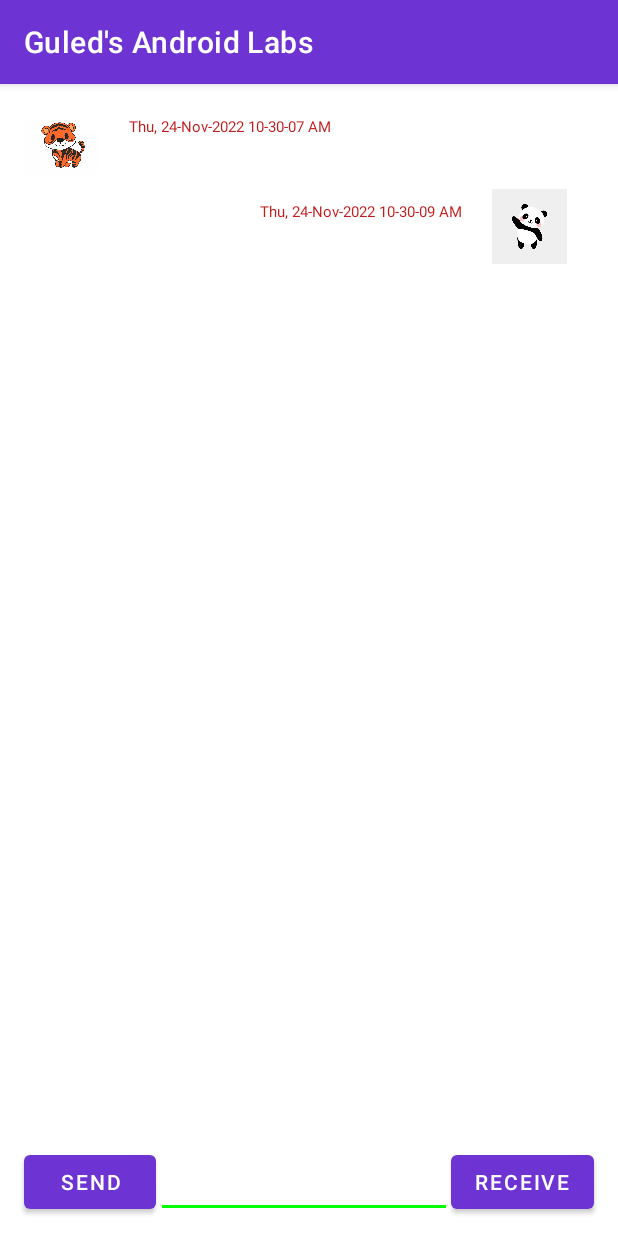
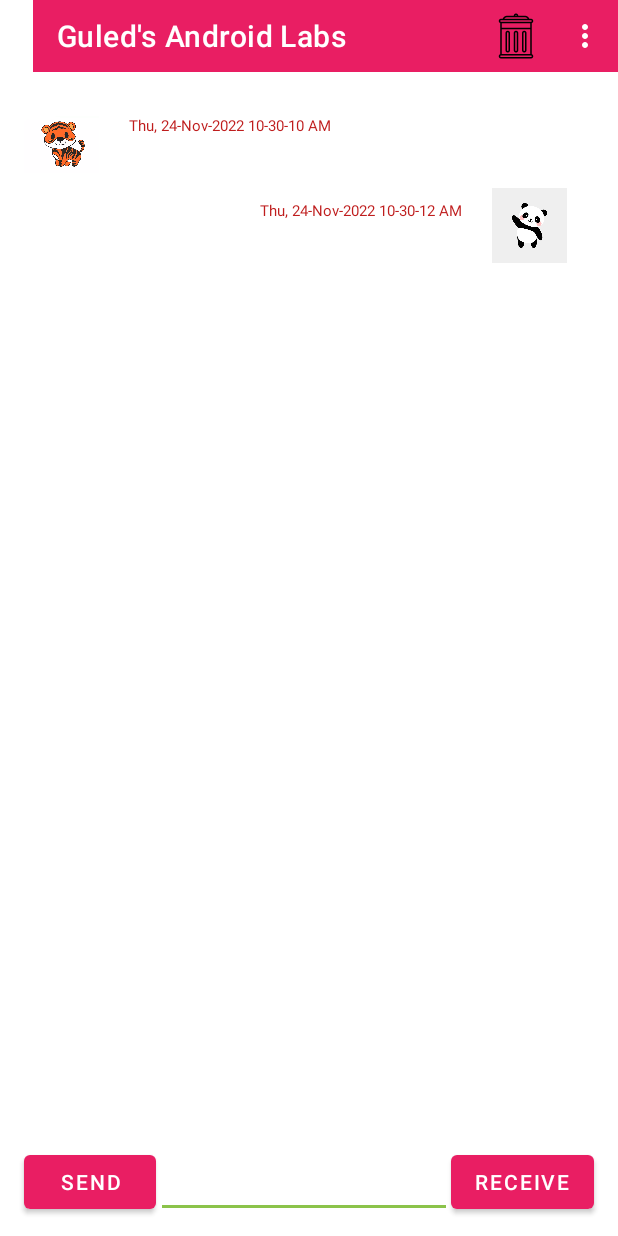
Before and after one commit to Nur00076/Guleds_Android_Labs, an Android app: the screen it shows after launch (ChatRoom), after a tap on "RECEIVE", on a phone screen of 412 x 824 dp. Run offline under Robolectric (Android 15) with nearby library versions, the phone set to English and light mode, and no system bars; our stand-ins replace Room's generated code; 1 other tap on this screen came first.

Commit message:
16th commit: Finished lab9

```diff
--- a/app/src/main/java/algonquin/cst2335/nur00076/ChatRoom.java
+++ b/app/src/main/java/algonquin/cst2335/nur00076/ChatRoom.java
@@ -9,9 +9,12 @@ import androidx.recyclerview.widget.RecyclerView;
 import androidx.room.Room;
 
 import android.os.Bundle;
+import android.view.Menu;
+import android.view.MenuItem;
 import android.view.View;
 import android.view.ViewGroup;
 import android.widget.TextView;
+import android.widget.Toast;
 
 import com.google.android.material.snackbar.Snackbar;
 
@@ -31,26 +34,81 @@ import data.ChatMessageDao;
 import data.ChatRoomViewModel;
 import data.MessageDatabase;
 import data.MessageDetailsFragment;
-
 public class ChatRoom extends AppCompatActivity {
 
     private ActivityChatRoomBinding binding;
     private RecyclerView.Adapter<MyRowHolder> myAdapter;
     ArrayList<ChatMessage> messages;
     ChatRoomViewModel chatModel;
+    ChatMessageDao mDAO;
+    int position;
+
+    @Override
+    public boolean onOptionsItemSelected(@NonNull MenuItem item) {
+        TextView messageText;
+
+        messageText = binding.recycleView.findViewById(R.id.messageText);
+
+        switch(item.getItemId())
+        {
+            case R.id.item_1:
+                AlertDialog.Builder builder = new AlertDialog.Builder(ChatRoom.this);
+                ChatMessage m = messages.get(position);
+                builder.setMessage("Do you want to delete the message: " + m)
+                        .setTitle("Question:")
+                        .setPositiveButton("Yes", (dialog, cl) -> {
+
+                            Snackbar.make(messageText, "You deleted message #" + position, Snackbar.LENGTH_LONG)
+                                    .setAction("Undo", clik ->{
+                                        Executor thread = Executors.newSingleThreadExecutor();
+                                        thread.execute(() -> {
+                                            mDAO.insertMessage(m);
+                                        });
+                                        chatModel.messages.getValue().add(m);
+                                        myAdapter.notifyItemInserted(position);
+                                    })
+                                    .show();
+                            Executor thread = Executors.newSingleThreadExecutor();
+                            thread.execute(() -> {
+                                mDAO.deleteMessage(m);
+                            });
+                            myAdapter.notifyItemRemoved(position);
+                            chatModel.messages.getValue().remove(position);
+                        })
+                        .setNegativeButton("No", (dialog, cl) -> { })
+                        .create()
+                        .show();
+                break;
+
+            case R.id.item_2:
+                Toast.makeText(this,"Version 1.0, created by Guled Nur", Toast.LENGTH_SHORT).show();
+                break;
+
+
+
+        }
+        return true;
+    }
+
+    @Override
+    public boolean onCreateOptionsMenu(@NonNull Menu menu) {
+        super.onCreateOptionsMenu(menu);
+        getMenuInflater().inflate(R.menu.my_menu, menu);
+        return true;
+    }
 
     @Override
     protected void onCreate(Bundle savedInstanceState) {
-
         super.onCreate(savedInstanceState);
-        binding = ActivityChatRoomBinding.inflate((getLayoutInflater()));
+        binding = ActivityChatRoomBinding.inflate(getLayoutInflater());
         setContentView(binding.getRoot());
+        setSupportActionBar(binding.myToolbar);
 
         chatModel = new ViewModelProvider(this).get(ChatRoomViewModel.class);
         messages = chatModel.messages.getValue();
 
-        MessageDatabase db = Room.databaseBuilder(getApplicationContext(), MessageDatabase.class, "database-name").build();
-        ChatMessageDao mDAO = db.cmDAO();
+        MessageDatabase db = Room.databaseBuilder(getApplicationContext(), MessageDatabase.class, "MessageDatabase").build();
+        mDAO = db.cmDAO();
 
         if (messages == null) {
             chatModel.messages.postValue(messages = new ArrayList<ChatMessage>());
@@ -62,18 +120,17 @@ public class ChatRoom extends AppCompatActivity {
             });
         }
 
-        binding.recycleView.setAdapter(myAdapter = new RecyclerView.Adapter<MyRowHolder>() {
+        myAdapter = new RecyclerView.Adapter<MyRowHolder>() {
             @NonNull
             @Override
             public MyRowHolder onCreateViewHolder(@NonNull ViewGroup parent, int viewType) {
                 if (viewType == 0) {
-                    SentMessageBinding sendBinding = SentMessageBinding.inflate(getLayoutInflater(),parent, false);
+                    SentMessageBinding sendBinding = SentMessageBinding.inflate(getLayoutInflater(), parent, false);
                     return new MyRowHolder(sendBinding.getRoot());
                 } else {
                     ActivityReceiveMessageBinding receiveBinding = ActivityReceiveMessageBinding.inflate(getLayoutInflater(), parent, false);
                     return new MyRowHolder(receiveBinding.getRoot());
                 }
-
             }
 
             @Override
@@ -93,18 +150,17 @@ public class ChatRoom extends AppCompatActivity {
 
             @Override
             public int getItemViewType(int position) {
-                if (messages.get(position).isSentButton() == true) {
+                if (messages.get(position).isSentButton()) {
                     return 0;
                 } else {
                     return 1;
                 }
 
             }
-        });
+        };
 
-        chatModel.selectedMessage.observe(this, (newValue) -> {
-            MessageDetailsFragment chatFragment = new MessageDetailsFragment(newValue);
-
+        chatModel.selectedMessage.observe(this, (newMessageValue) -> {
+            MessageDetailsFragment chatFragment = new MessageDetailsFragment(newMessageValue);
             getSupportFragmentManager()
                     .beginTransaction()
                     .addToBackStack("")
@@ -137,7 +193,6 @@ public class ChatRoom extends AppCompatActivity {
             newMessage2.setTimeSent(currentDateandTime);
             newMessage2.setSentButton(false);
             messages.add(newMessage2);
-
             Executor thread = Executors.newSingleThreadExecutor();
             thread.execute(() -> {
                 newMessage2.setId((int) mDAO.insertMessage(newMessage2));
@@ -145,49 +200,52 @@ public class ChatRoom extends AppCompatActivity {
             myAdapter.notifyItemInserted(messages.size() - 1);
             binding.textInput.setText("");
         });
+        binding.recycleView.setLayoutManager(new LinearLayoutManager(this));
 
-        binding.recycleView.setLayoutManager(new LinearLayoutManager(this));
+    }
 
 
 
-
-    }
     class MyRowHolder extends RecyclerView.ViewHolder {
         TextView messageText;
         TextView timeText;
-        // MessageDatabase db = Room.databaseBuilder(getApplicationContext(), MessageDatabase.class, "database-name").build();
-        //ChatMessageDao mDAO = db.cmDAO();
 
         public MyRowHolder(@NonNull View itemView) {
             super(itemView);
 
-            itemView.setOnClickListener(click ->{
-                int position =  getAdapterPosition();
-                ChatMessage selected = messages.get(position);
-
-                chatModel.selectedMessage.postValue(selected);
-                /*
-                AlertDialog.Builder builder = new AlertDialog.Builder( ChatRoom.this );
-                builder.setMessage("Do you want to delete the message: " +messageText.getText());
-                builder.setTitle("Question: ");
-                builder.setNegativeButton("No", ((dialog, cl) -> {}));
-                builder.setPositiveButton("Yes", ((dialog, cl) -> {
-                    ChatMessage removedMessage = messages.get(position);
-                   // mDAO.deleteMessage(m);
-                    messages.remove(position);
-                    myAdapter.notifyItemRemoved(position);
-                    Snackbar.make(messageText, "You deleted message #" + position, Snackbar.LENGTH_LONG)
-                            .setAction("Undo", clk -> {
-                                messages.add(position, removedMessage);
-                                myAdapter.notifyItemInserted(position);
-                            })
-                            .show();
-                }))
-                        .create().show();*/
-
+            itemView.setOnClickListener(clk -> {
+                position = getAdapterPosition();
+                ChatMessage seleted = messages.get(position);
+                chatModel.selectedMessage.postValue(seleted);
+//                AlertDialog.Builder builder = new AlertDialog.Builder(ChatRoom.this);
+//                builder.setMessage("Do you want to delete the message: " + messageText.getText())
+//                    .setTitle("Question:")
+//                    .setPositiveButton("Yes", (dialog, cl) -> {
+//                        ChatMessage m = messages.get(position);
+//                        Snackbar.make(messageText, "You deleted message #" + position, Snackbar.LENGTH_LONG)
+//                                .setAction("Undo", clik ->{
+//                                    Executor thread = Executors.newSingleThreadExecutor();
+//                                    thread.execute(() -> {
+//                                        mDAO.insertMessage(m);
+//                                    });
+//                                    chatModel.messages.getValue().add(m);
+//                                    myAdapter.notifyItemInserted(position);
+//                                })
+//                                .show();
+//                        Executor thread = Executors.newSingleThreadExecutor();
+//                        thread.execute(() -> {
+//                            mDAO.deleteMessage(m);
+//                        });
+//                        myAdapter.notifyItemRemoved(position);
+//                        chatModel.messages.getValue().remove(position);
+//                    })
+//                    .setNegativeButton("No", (dialog, cl) -> { })
+//                    .create()
+//                    .show();
             });
             messageText = itemView.findViewById(R.id.messageText);
             timeText = itemView.findViewById(R.id.timeText);
+
         }
     }
 
--- a/app/src/main/res/layout/activity_chat_room.xml
+++ b/app/src/main/res/layout/activity_chat_room.xml
@@ -3,6 +3,7 @@
     xmlns:android="http://schemas.android.com/apk/res/android"
     xmlns:app="http://schemas.android.com/apk/res-auto"
     xmlns:tools="http://schemas.android.com/tools"
+    android:background="@color/white"
     android:layout_width="match_parent"
     android:layout_height="match_parent"
     tools:context=".ChatRoom">
@@ -55,12 +56,24 @@
                 android:id="@+id/recycleView"
                 android:layout_width="0dp"
                 android:layout_height="0dp"
+                android:layout_marginTop="55dp"
                 app:layout_constraintBottom_toTopOf="@+id/sendButton"
                 app:layout_constraintEnd_toEndOf="parent"
                 app:layout_constraintStart_toStartOf="parent"
                 app:layout_constraintTop_toTopOf="parent" />
 
+            <androidx.appcompat.widget.Toolbar
+                android:id="@+id/myToolbar"
+                android:layout_width="390dp"
+                android:layout_height="48dp"
+                android:background="?attr/colorPrimary"
+                android:minHeight="?attr/actionBarSize"
+                android:theme="?attr/actionBarTheme"
+                app:layout_constraintEnd_toEndOf="parent"
+                app:layout_constraintTop_toTopOf="parent" />
 
         </androidx.constraintlayout.widget.ConstraintLayout>
     </FrameLayout>
+
+
 </LinearLayout>
--- /dev/null
+++ b/app/src/main/res/menu/my_menu.xml
@@ -0,0 +1,16 @@
+<?xml version="1.0" encoding="utf-8"?>
+<menu xmlns:app="http://schemas.android.com/apk/res-auto"
+    xmlns:android="http://schemas.android.com/apk/res/android">
+
+    <item
+        android:id="@+id/item_1"
+        android:icon="@drawable/delete"
+        android:title="Delete this item"
+        app:showAsAction="always" />
+
+    <item
+        android:id="@+id/item_2"
+
+        android:title="About"
+        app:showAsAction="never" />
+</menu>
--- a/app/src/main/res/values/themes.xml
+++ b/app/src/main/res/values/themes.xml
@@ -2,16 +2,19 @@
     <!-- Base application theme. -->
     <style name="Theme.GuledsAndroidLabs" parent="Theme.MaterialComponents.DayNight.DarkActionBar">
         <!-- Primary brand color. -->
-        <item name="colorPrimary">@color/my_primary</item>
+        <item name="colorPrimary">#E91E63</item>
         <item name="colorPrimaryVariant">@color/purple_700</item>
         <item name="colorOnPrimary">@color/white</item>
         <!-- Secondary brand color. -->
-        <item name="colorSecondary">@color/my_secondary</item>
+        <item name="colorSecondary">#8BC34A</item>
         <item name="colorSecondaryVariant">@color/teal_700</item>
         <item name="colorOnSecondary">@color/black</item>
         <!-- Status bar color. -->
-        <item name="android:statusBarColor" tools:targetApi="l">@color/my_statusbar</item>
+        <item name="android:statusBarColor" tools:targetApi="l">#03A9F4</item>
         <!-- Customize your theme here. -->
         <item name="android:textColor">@color/my_text</item>
+
+        <item name="windowActionBar">false</item>
+        <item name="windowNoTitle">true</item>
     </style>
 </resources>
```
Also changed, not shown: app/src/main/res/drawable/delete.png (added).
